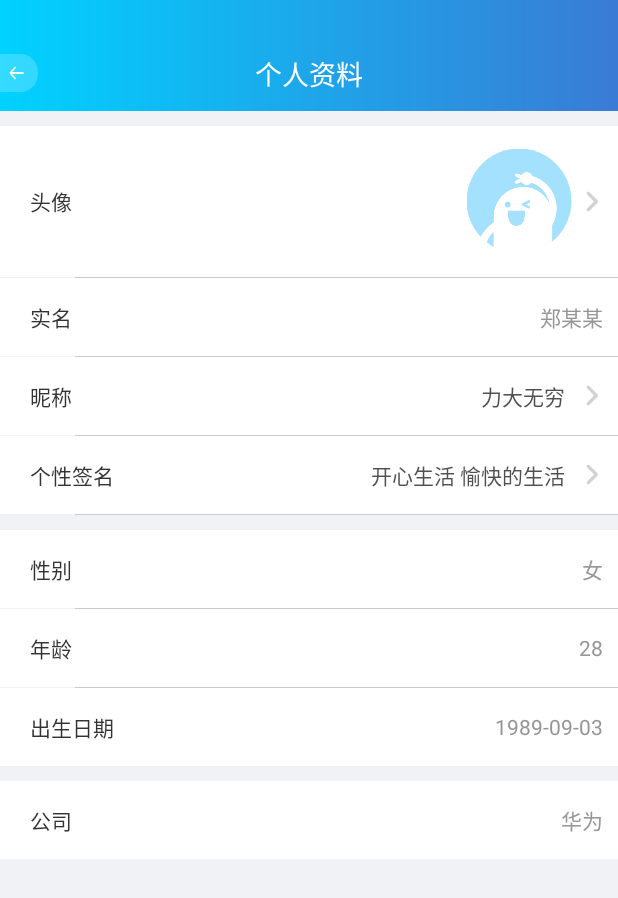
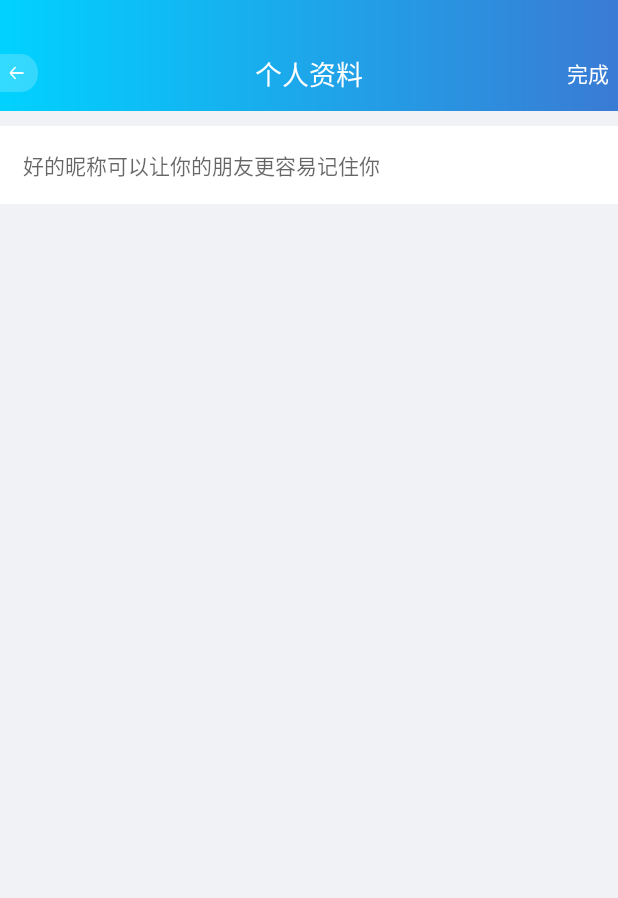
Before and after one commit to wintruelife/lovestaff, an Android app: the UserInfoActivity screen opened directly, with no data from a screen before it, after a tap on "昵称", on a phone screen of 412 x 824 dp. Shown: the top 898 px of the screen. Run offline under Robolectric (Android 15) with nearby library versions, the phone set to English and light mode, and no system bars; our stand-ins replace ButterKnife, CircleImageView, Picasso; libraries missing offline, so code that uses them is left out: com.facebook.drawee, retrofit2.adapter.rxjava; pictures from the network do not load.

Commit message:
nicksetting

```diff
--- a/app/src/main/java/love/wintrue/com/lovestaff/ui/activity/RegisterAndLoginActivity.java
+++ b/app/src/main/java/love/wintrue/com/lovestaff/ui/activity/RegisterAndLoginActivity.java
@@ -52,7 +52,7 @@ public class RegisterAndLoginActivity extends BaseActivity {
 
     @Override
     public void initView() {
-//        ActivityUtil.next(this, MineActivity.class);
+        ActivityUtil.next(this, MineActivity.class);
         cab.setLeftImgBtnWithBg(R.mipmap.nav_bar_back_icon, new View.OnClickListener() {
             @Override
             public void onClick(View v) {
--- /dev/null
+++ b/app/src/main/java/love/wintrue/com/lovestaff/ui/mine/NickSettingActivity.java
@@ -0,0 +1,59 @@
+package love.wintrue.com.lovestaff.ui.mine;
+
+import android.graphics.Color;
+import android.os.Bundle;
+import android.support.v4.content.ContextCompat;
+import android.view.View;
+import android.widget.LinearLayout;
+
+import butterknife.Bind;
+import butterknife.ButterKnife;
+import love.wintrue.com.lovestaff.R;
+import love.wintrue.com.lovestaff.base.BaseActivity;
+import love.wintrue.com.lovestaff.widget.actionbar.CommonActionBar;
+
+/**
+ * Created by a1314 on 2018/5/24.
+ */
+
+public class NickSettingActivity extends BaseActivity {
+
+
+    @Bind(R.id.common_action_bar)
+    CommonActionBar commonActionBar;
+    @Bind(R.id.mine_nick_linear)
+    LinearLayout mineNickLinear;
+
+    @Override
+    public int getLayoutId() {
+        return R.layout.activity_nicksetting;
+    }
+
+    @Override
+    public void initView() {
+        commonActionBar.setActionBarTitle("个人资料");
+        commonActionBar.setActionBarSeparationLineVisiable(View.GONE);
+        commonActionBar.setLeftImgBtn(new View.OnClickListener() {
+            @Override
+            public void onClick(View view) {
+                finish();
+            }
+        });
+        commonActionBar.setBackground(ContextCompat.getDrawable(THIS, R.drawable.title_bg));
+        commonActionBar.setRightTxtBtn(R.string.txt_complete, Color.WHITE, new View.OnClickListener() {
+            @Override
+            public void onClick(View view) {
+
+            }
+        });
+    }
+
+    @Override
+    protected void onCreate(Bundle savedInstanceState) {
+        super.onCreate(savedInstanceState);
+        // TODO: add setContentView(...) invocation
+        ButterKnife.bind(this);
+    }
+
+
+}
--- a/app/src/main/java/love/wintrue/com/lovestaff/ui/mine/UserInfoActivity.java
+++ b/app/src/main/java/love/wintrue/com/lovestaff/ui/mine/UserInfoActivity.java
@@ -18,6 +18,7 @@ import love.wintrue.com.lovestaff.R;
 import love.wintrue.com.lovestaff.base.BaseActivity;
 import love.wintrue.com.lovestaff.image.ImageSelectActivity;
 import love.wintrue.com.lovestaff.receiver.NetworkStateReceiver;
+import love.wintrue.com.lovestaff.utils.ActivityUtil;
 import love.wintrue.com.lovestaff.utils.FileUtil;
 import love.wintrue.com.lovestaff.utils.LogUtil;
 import love.wintrue.com.lovestaff.utils.Util;
@@ -101,6 +102,7 @@ public class UserInfoActivity extends BaseActivity {
                 choiceAvatarImg();
                 break;
             case R.id.mine_nc:
+                ActivityUtil.next(UserInfoActivity.this,NickSettingActivity.class);
                 break;
             case R.id.mine_gxqm:
                 break;
--- /dev/null
+++ b/app/src/main/res/layout/activity_nicksetting.xml
@@ -0,0 +1,42 @@
+<?xml version="1.0" encoding="utf-8"?>
+<LinearLayout
+    xmlns:android="http://schemas.android.com/apk/res/android"
+    android:id="@+id/activity_main"
+    android:layout_width="match_parent"
+    android:layout_height="match_parent"
+    android:orientation="vertical"
+    android:background="@color/color_f0f2f5">
+
+    <love.wintrue.com.lovestaff.widget.actionbar.CommonActionBar
+        android:id="@+id/common_action_bar"
+        android:layout_width="match_parent"
+        android:layout_height="wrap_content"/>
+
+
+
+
+    <LinearLayout
+        android:id="@+id/mine_nick_linear"
+        android:layout_width="match_parent"
+        android:layout_height="wrap_content"
+        android:paddingTop="15dp"
+        android:paddingBottom="15dp"
+        android:layout_marginTop="10dp"
+        android:background="@color/white"
+        android:gravity="center_vertical"
+        android:orientation="horizontal">
+
+
+        <EditText
+            android:layout_width="match_parent"
+            android:layout_height="wrap_content"
+            android:hint="好的昵称可以让你的朋友更容易记住你"
+            android:gravity="center_vertical"
+            android:paddingLeft="15dp"
+            android:background="@null"
+            android:textSize="14sp"/>
+    </LinearLayout>
+
+
+
+</LinearLayout>
--- a/app/src/main/res/layout/widget_common_action_bar.xml
+++ b/app/src/main/res/layout/widget_common_action_bar.xml
@@ -71,9 +71,13 @@
 
                 <Button
                     android:id="@+id/btn_right"
-                    style="@style/ActionbarBtnStyle"
-                    android:paddingLeft="10dp"
-                    android:visibility="gone" />
+                    style="@style/ActionbarImgBtnStyle"
+                    android:layout_width="40dp"
+                    android:background="@null"
+                    android:padding="0dp"
+                    android:textColor="@color/white"
+                    android:text="完成"
+                    android:visibility="visible" />
 
                 <ImageView
                     android:id="@+id/img_btn_right"
--- a/app/src/main/res/values/strings.xml
+++ b/app/src/main/res/values/strings.xml
@@ -54,6 +54,7 @@
     <string name="txt_gesture_pwd">手势密码</string>
 
     <string name="txt_register">注册</string>
+    <string name="txt_complete">完成</string>
 
     <string name="picture_from_camera">拍照</string>
     <string name="picture_from_album">选择本地图片</string>
--- a/app/src/main/res/values/styles.xml
+++ b/app/src/main/res/values/styles.xml
@@ -13,7 +13,7 @@
         <item name="android:paddingRight">15dp</item>
         <item name="android:singleLine">true</item>
         <item name="android:button">@null</item>
-        <item name="android:textColor">@color/black</item>
+        <item name="android:textColor">@color/white</item>
         <item name="android:textSize">@dimen/txt_size_normal</item>
     </style>
 
```
